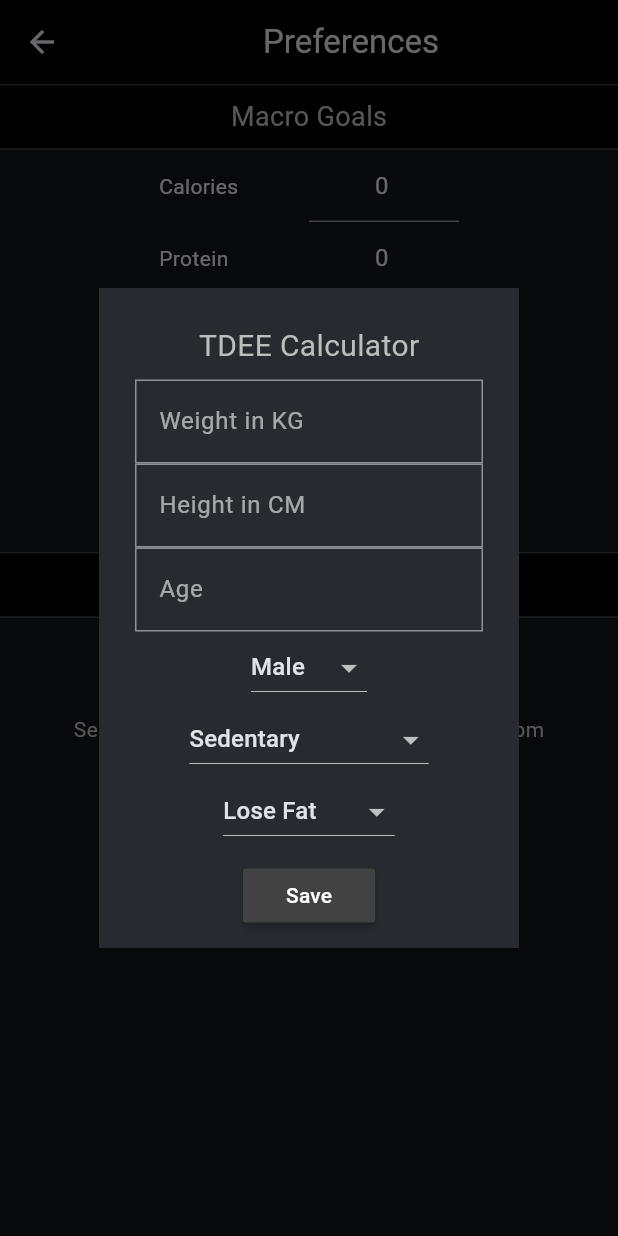
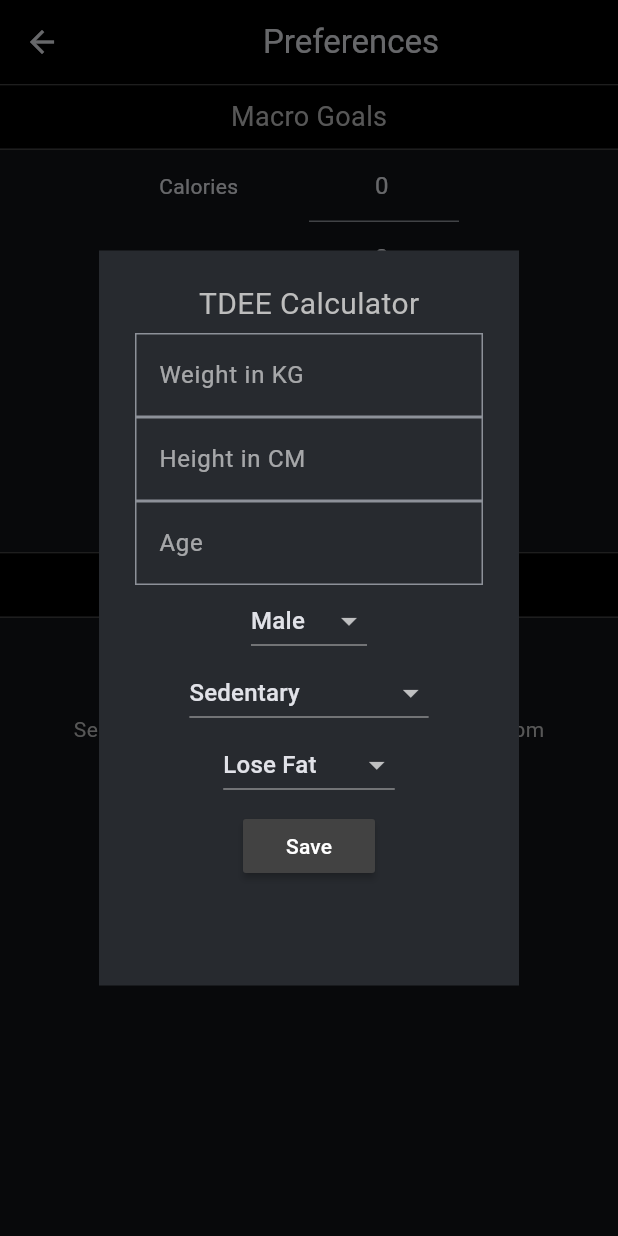
Before and after one commit to r2andrew/caloreasy, a Flutter app: the PreferencesPage screen opened directly with empty values, after a tap on "Goal Calculator", on a phone screen of 412 x 824 dp. Run offline on Flutter 3.47's test engine with Material 3 defaults, Android fonts, the phone set to English and light mode, and no system bars; our stand-ins replace fl_chart, flutter_local_notifications, flutter_slidable, hive, hive_flutter; missing offline and left inert: android_alarm_manager_plus, mobile_scanner, openfoodfacts; accounts and stored records are empty.

Commit message:
fix overflow issues

```diff
--- a/lib/components/tdee_dialog.dart
+++ b/lib/components/tdee_dialog.dart
@@ -40,17 +40,18 @@ class _TDEEDialogState extends State<TDEEDialog> {
     }
   }
 
-  // TODO: redesign
   @override
   Widget build(BuildContext context) {
     return AlertDialog(
       shape: ContinuousRectangleBorder(),
       content: SizedBox(
-        height: 400,
+        height: 450,
+        child: SingleChildScrollView(
+          physics: ClampingScrollPhysics(parent: NeverScrollableScrollPhysics()),
           child: Column(
             children: [
               Padding(
-              padding: const EdgeInsets.all(8.0),
+                padding: const EdgeInsets.all(5.0),
                 child: Text('TDEE Calculator',
                   style: TextStyle(
                     fontSize: 20,
@@ -181,7 +182,7 @@ class _TDEEDialogState extends State<TDEEDialog> {
               ),
 
               Padding(
-              padding: const EdgeInsets.all(8.0),
+                padding: const EdgeInsets.all(6.0),
                 child: MaterialButton(
                   color: Colors.grey[800],
                   textColor: Colors.white,
@@ -192,6 +193,7 @@ class _TDEEDialogState extends State<TDEEDialog> {
             ],
           ),
         ),
+      ),
     );
   }
 }
--- a/lib/pages/preferences.dart
+++ b/lib/pages/preferences.dart
@@ -135,7 +135,9 @@ class _PreferencesPageState extends State<PreferencesPage> {
         title: Center(child: Text('Preferences')),
         backgroundColor: Colors.black,
       ),
-      body: Column(
+      body: SingleChildScrollView(
+        physics: ClampingScrollPhysics(parent: NeverScrollableScrollPhysics()),
+        child: Column(
           children: [
 
             Divider(height: 1, thickness: 1, color: Colors.grey[800],),
@@ -233,6 +235,7 @@ class _PreferencesPageState extends State<PreferencesPage> {
             )
           ],
         ),
+      ),
     );
   }
 }
```
Lines whose indentation alone changed are shown as unchanged.
